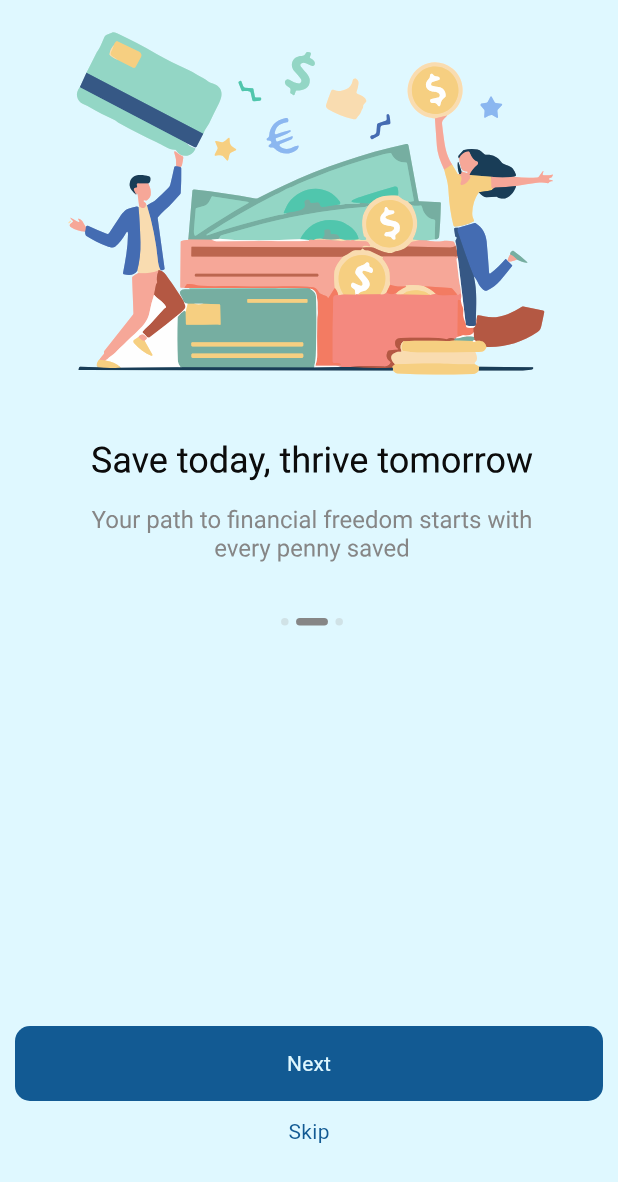
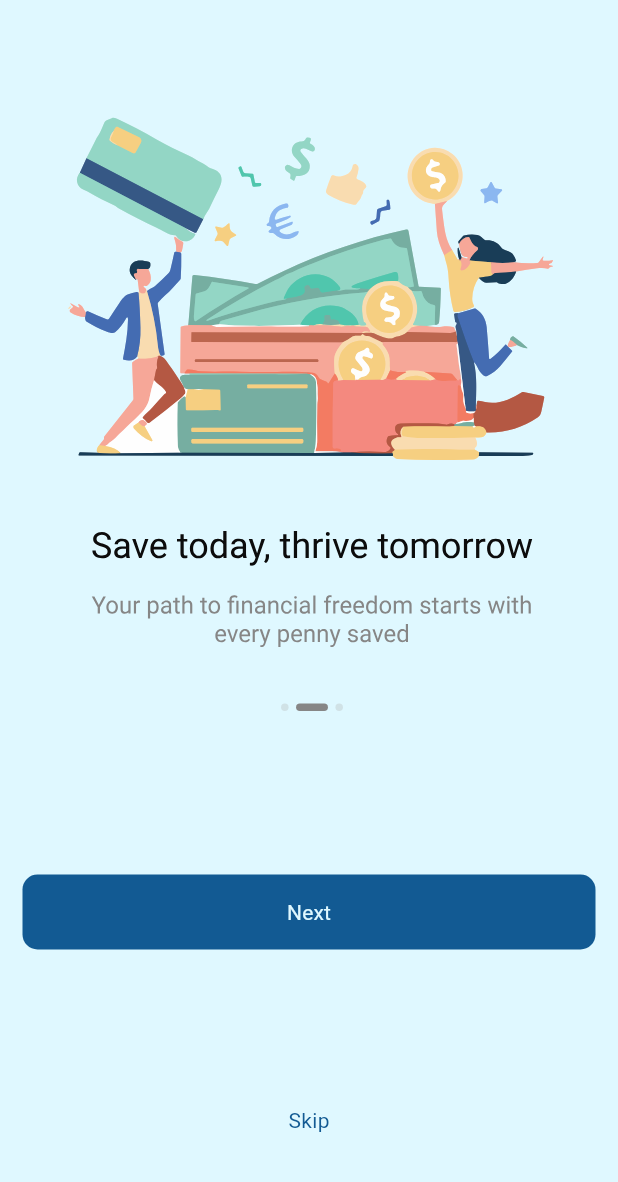
Before and after one commit to PraveenRandeniya/DimeKeeper, a Flutter app: the screen it shows after launch, after a tap on "Next", on a phone screen of 412 x 824 dp. Shown: the top 1182 px of the screen. Run offline on Flutter 3.47's test engine with Material 3 defaults, Android fonts, the phone set to English and light mode, and no system bars; drawn by our look-alikes of expandable_page_view; our stand-ins replace flutter_svg.

Commit message:
added separate styles and finalized the code

```diff
--- /dev/null
+++ b/lib/components/buttonstyle.dart
@@ -0,0 +1,30 @@
+import 'package:flutter/material.dart';
+import 'package:dimekeeper/data/onboardingcontent.dart';
+import 'package:dimekeeper/components/textstyle.dart';
+
+class PrimaryButtonWidget extends StatelessWidget {
+  PrimaryButtonWidget(
+      {super.key, required this.mybuttonText, required this.mybuttonFunction});
+
+  late String mybuttonText;
+  late VoidCallback mybuttonFunction;
+
+  @override
+  Widget build(BuildContext context) {
+    return Container(
+      height: 50,
+      width: double.infinity,
+      decoration: BoxDecoration(
+        color: Color(0xFF125A93),
+        borderRadius: BorderRadius.circular(10.0),
+      ),
+      child: TextButton(
+        child: Text(
+          mybuttonText,
+          style: TextBlueWhiteStyle(),
+        ),
+        onPressed: mybuttonFunction,
+      ),
+    );
+  }
+}
--- a/lib/components/textmainstyle.dart
+++ /dev/null
@@ -1,9 +0,0 @@
-import 'package:flutter/material.dart';
-
-TextStyle TextMainStyle({Color? color}) {
-  return TextStyle(
-      color: color,
-      fontSize: 14.0,
-      fontFamily: 'Roboto',
-      fontWeight: FontWeight.w400);
-}
--- /dev/null
+++ b/lib/components/textstyle.dart
@@ -0,0 +1,17 @@
+import 'package:flutter/material.dart';
+
+TextStyle TextBlueWhiteStyle() {
+  return TextStyle(
+      color: Color(0xFFDFF8FF),
+      fontSize: 14.0,
+      fontFamily: 'Roboto',
+      fontWeight: FontWeight.w400);
+}
+
+TextStyle TextRichBlueStyle() {
+  return TextStyle(
+      color: Color(0xFF125A93),
+      fontSize: 14.0,
+      fontFamily: 'Roboto',
+      fontWeight: FontWeight.w400);
+}
--- a/lib/screens/onboardingscreen.dart
+++ b/lib/screens/onboardingscreen.dart
@@ -3,7 +3,9 @@ import 'package:flutter/material.dart';
 import 'package:flutter/widgets.dart';
 import 'package:flutter_svg/flutter_svg.dart';
 import 'package:dimekeeper/data/onboardingcontent.dart';
-import 'package:dimekeeper/components/textmainstyle.dart';
+import 'package:dimekeeper/components/textstyle.dart';
+import 'package:expandable_page_view/expandable_page_view.dart';
+import 'package:dimekeeper/components/buttonstyle.dart';
 
 class OnBoardinScreen extends StatefulWidget {
   OnBoardinScreen({super.key});
@@ -36,12 +38,11 @@ class _OnBoardinScreenState extends State<OnBoardinScreen> {
       backgroundColor: Color(0xFFDFF8FF),
       body: SafeArea(
         child: Padding(
-          padding: EdgeInsets.all(10.0),
+          padding: const EdgeInsets.all(15.0),
           child: Column(
+            mainAxisAlignment: MainAxisAlignment.spaceAround,
             children: [
-              Expanded(
-                flex: 2,
-                child: PageView.builder(
+              ExpandablePageView.builder(
                   controller: _controller,
                   onPageChanged: (int index) {
                     setState(() {
@@ -53,42 +54,20 @@ class _OnBoardinScreenState extends State<OnBoardinScreen> {
                     return Column(
                       children: [SvgPicture.asset(content[i].image)],
                     );
-                  },
-                ),
-              ),
-              Container(
-                height: 50,
-                width: double.infinity,
-                decoration: BoxDecoration(
-                  color: Color(0xFF125A93),
-                  borderRadius: BorderRadius.circular(10.0),
-                ),
-                child: TextButton(
-                  child: Text(
+                  }),
+              PrimaryButtonWidget(
+                mybuttonText:
                     currentIndex == content.length - 1 ? "Get Started" : "Next",
-                    style: TextMainStyle(
-                      color: Color(0xFFDFF8FF),
-                    ),
-                  ),
-                  onPressed: () {
-                    if (currentIndex == content.length - 1) {}
-                    _controller.nextPage(
-                        duration: Duration(milliseconds: 100),
-                        curve: Curves.bounceIn);
-                  },
-                ),
-              ),
-              SizedBox(
-                height: 10.0,
+                mybuttonFunction: () {
+                  if (currentIndex == content.length - 1) {}
+                  _controller.nextPage(
+                      duration: Duration(milliseconds: 100),
+                      curve: Curves.bounceIn);
+                },
               ),
               Text(
                 currentIndex == content.length - 1 ? "" : "Skip",
-                style: TextMainStyle(
-                  color: Color(0xFF125A93),
-                ),
-              ),
-              SizedBox(
-                height: 50.0,
+                style: TextRichBlueStyle(),
               ),
             ],
           ),
--- /dev/null
+++ b/lib/screens/setupmenuscreen.dart
@@ -0,0 +1 @@
+import 'package:flutter/material.dart';
```
Also changed, not shown: pubspec.yaml (+3 -5 lines), pubspec.lock.
